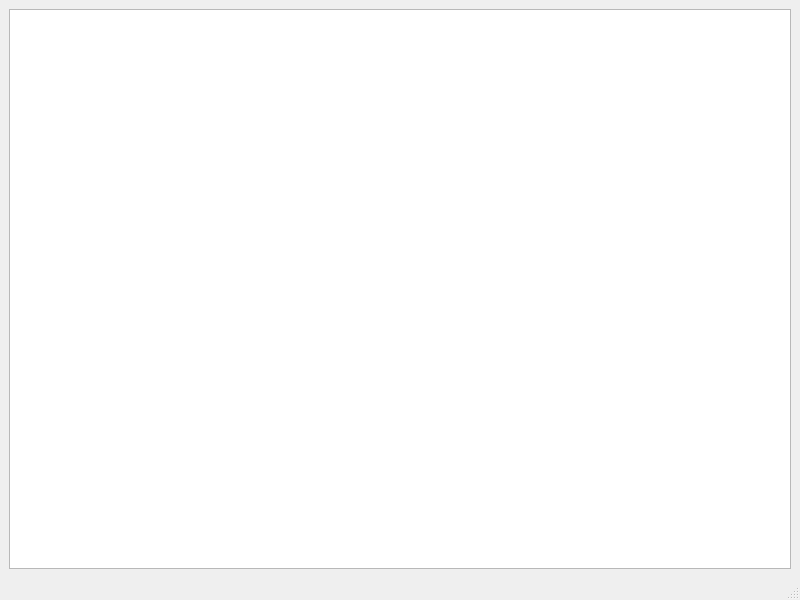
First picture: the form in src/mainwindow.ui, repository grotsztaksel/SimpleFileBrowser, before the edit.
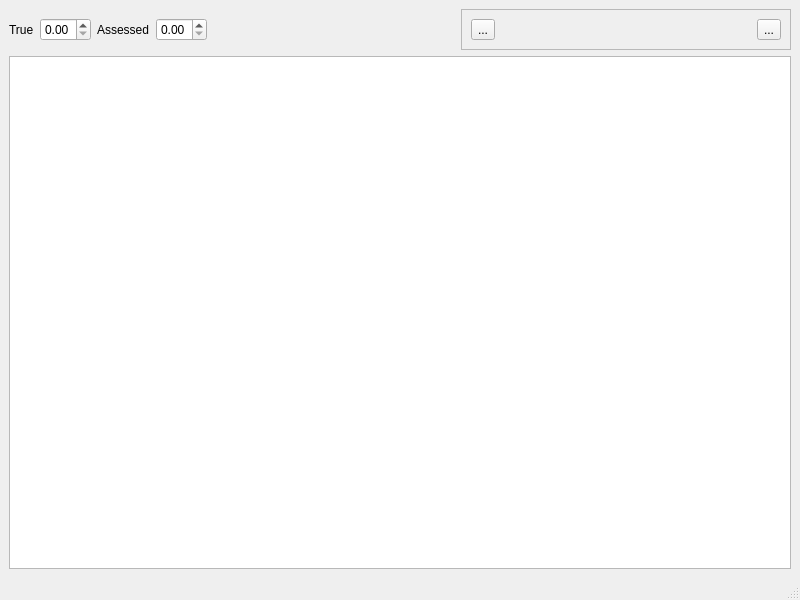
Second picture: the form after the edit. Custom widgets are drawn as their Qt base class.

Commit message: Prototype use of the Percent Bar

What changed in the file:
```diff
--- a/src/mainwindow.ui
+++ b/src/mainwindow.ui
@@ -15,6 +15,105 @@
   </property>
   <widget class="QWidget" name="centralwidget">
    <layout class="QVBoxLayout" name="verticalLayout">
+    <item>
+     <layout class="QHBoxLayout" name="horizontalLayout">
+      <item>
+       <widget class="QLabel" name="label_2">
+        <property name="text">
+         <string>True</string>
+        </property>
+       </widget>
+      </item>
+      <item>
+       <widget class="QDoubleSpinBox" name="sp_True">
+        <property name="maximum">
+         <double>1.000000000000000</double>
+        </property>
+        <property name="singleStep">
+         <double>0.100000000000000</double>
+        </property>
+       </widget>
+      </item>
+      <item>
+       <widget class="QLabel" name="label">
+        <property name="text">
+         <string>Assessed</string>
+        </property>
+       </widget>
+      </item>
+      <item>
+       <widget class="QDoubleSpinBox" name="sp_Assessed">
+        <property name="maximum">
+         <double>1.000000000000000</double>
+        </property>
+        <property name="singleStep">
+         <double>0.100000000000000</double>
+        </property>
+       </widget>
+      </item>
+      <item>
+       <spacer name="horizontalSpacer">
+        <property name="orientation">
+         <enum>Qt::Horizontal</enum>
+        </property>
+        <property name="sizeHint" stdset="0">
+         <size>
+          <width>40</width>
+          <height>20</height>
+         </size>
+        </property>
+       </spacer>
+      </item>
+      <item>
+       <widget class="QFrame" name="frame">
+        <property name="frameShape">
+         <enum>QFrame::StyledPanel</enum>
+        </property>
+        <property name="frameShadow">
+         <enum>QFrame::Raised</enum>
+        </property>
+        <property name="lineWidth">
+         <number>3</number>
+        </property>
+        <property name="midLineWidth">
+         <number>1</number>
+        </property>
+        <layout class="QHBoxLayout" name="horizontalLayout_2">
+         <item>
+          <widget class="QToolButton" name="toolButton">
+           <property name="text">
+            <string>...</string>
+           </property>
+          </widget>
+         </item>
+         <item>
+          <widget class="PercentBar" name="percentbar" native="true">
+           <property name="sizePolicy">
+            <sizepolicy hsizetype="Fixed" vsizetype="Minimum">
+             <horstretch>0</horstretch>
+             <verstretch>0</verstretch>
+            </sizepolicy>
+           </property>
+           <property name="minimumSize">
+            <size>
+             <width>250</width>
+             <height>0</height>
+            </size>
+           </property>
+          </widget>
+         </item>
+         <item>
+          <widget class="QToolButton" name="toolButton_2">
+           <property name="text">
+            <string>...</string>
+           </property>
+          </widget>
+         </item>
+        </layout>
+       </widget>
+      </item>
+     </layout>
+    </item>
     <item>
      <widget class="QTreeView" name="treeView"/>
     </item>
@@ -32,6 +131,18 @@
   </widget>
   <widget class="QStatusBar" name="statusbar"/>
  </widget>
+ <customwidgets>
+  <customwidget>
+   <class>PercentBar</class>
+   <extends>QWidget</extends>
+   <header>src/percent_bar</header>
+   <container>1</container>
+   <slots>
+    <slot>setPercentTrue(double)</slot>
+    <slot>setPercentAssessed(double)</slot>
+   </slots>
+  </customwidget>
+ </customwidgets>
  <resources/>
  <connections/>
 </ui>
```
Left out of the diff: 35 changed lines with no effect on the pictures.
